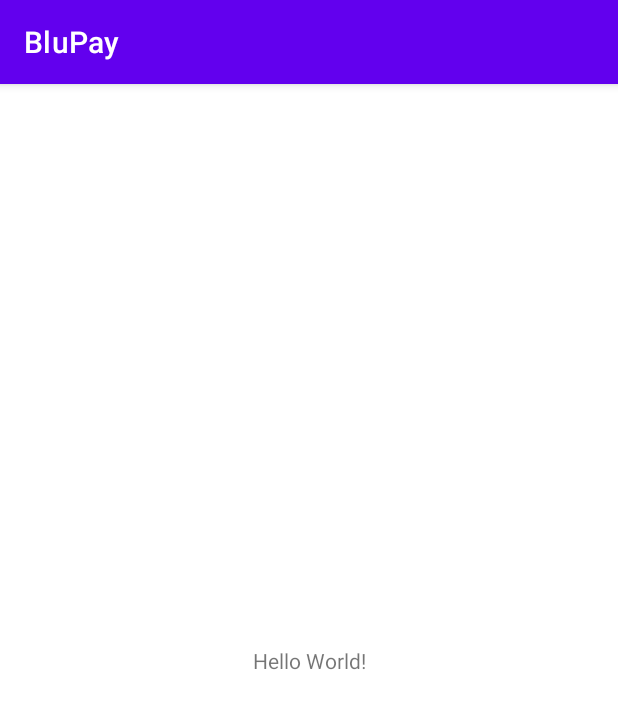
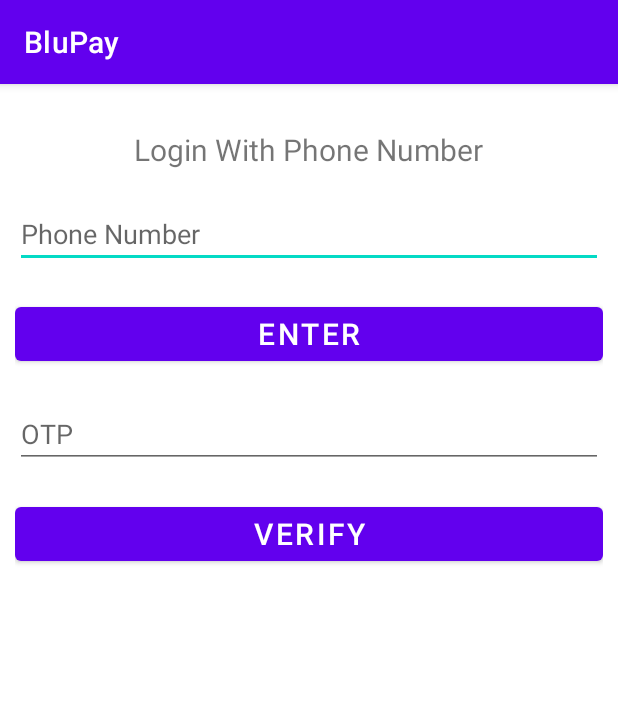
Before and after one commit to czarthak/BluPay, an Android app: the screen it shows after launch (MainActivity), on a phone screen of 412 x 824 dp. Shown: the top 709 px of the screen. Run offline under Robolectric (Android 15) with nearby library versions, the phone set to English and light mode, and no system bars; 2 statements that could not run were skipped.

```diff
--- a/app/build.gradle
+++ b/app/build.gradle
@@ -1,6 +1,7 @@
 plugins {
     id 'com.android.application'
     id 'org.jetbrains.kotlin.android'
+    id 'com.google.gms.google-services'
 }
 
 android {
@@ -41,7 +42,9 @@ dependencies {
     implementation 'androidx.appcompat:appcompat:1.6.1'
     implementation 'com.google.android.material:material:1.9.0'
     implementation 'androidx.constraintlayout:constraintlayout:2.1.4'
+    implementation 'com.google.firebase:firebase-auth-ktx:22.1.2'
     testImplementation 'junit:junit:4.13.2'
     androidTestImplementation 'androidx.test.ext:junit:1.1.5'
     androidTestImplementation 'androidx.test.espresso:espresso-core:3.5.1'
+    implementation(platform("com.google.firebase:firebase-bom:32.3.1"))
 }
--- a/app/src/main/res/layout/activity_main.xml
+++ b/app/src/main/res/layout/activity_main.xml
@@ -1,18 +1,60 @@
 <?xml version="1.0" encoding="utf-8"?>
-<androidx.constraintlayout.widget.ConstraintLayout xmlns:android="http://schemas.android.com/apk/res/android"
+<RelativeLayout xmlns:android="http://schemas.android.com/apk/res/android"
     xmlns:app="http://schemas.android.com/apk/res-auto"
     xmlns:tools="http://schemas.android.com/tools"
     android:layout_width="match_parent"
     android:layout_height="match_parent"
-    tools:context=".MainActivity">
+    tools:context=".MainActivity"
+    android:layout_margin= "10dp">
 
     <TextView
+        android:id="@+id/text"
         android:layout_width="wrap_content"
         android:layout_height="wrap_content"
-        android:text="Hello World!"
-        app:layout_constraintBottom_toBottomOf="parent"
-        app:layout_constraintEnd_toEndOf="parent"
-        app:layout_constraintStart_toStartOf="parent"
-        app:layout_constraintTop_toTopOf="parent" />
+        android:text="Login With Phone Number"
+        android:layout_marginBottom="20dp"
+        android:layout_marginTop="20dp"
+        android:textSize="20dp"
+        android:layout_centerHorizontal="true"/>
 
-</androidx.constraintlayout.widget.ConstraintLayout>
+    <EditText
+        android:id="@+id/phone"
+        android:layout_width="match_parent"
+        android:layout_height="wrap_content"
+        android:hint="Phone Number"
+        android:inputType="phone"
+        android:layout_marginBottom="20dp"
+        android:layout_below="@id/text"/>
+
+    <Button
+        android:id="@+id/btngenerateOTP"
+        android:layout_width="match_parent"
+        android:layout_height="wrap_content"
+        android:layout_below="@+id/phone"
+        android:layout_marginBottom="20dp"
+        android:text="Enter"
+        android:textSize="20dp"/>
+
+    <EditText
+        android:id="@+id/otp"
+        android:layout_width="match_parent"
+        android:layout_height="wrap_content"
+        android:hint="OTP"
+        android:inputType="number"
+        android:layout_marginBottom="20dp"
+        android:layout_below="@id/btngenerateOTP"/>
+    <Button
+        android:id="@+id/btnverifyOTP"
+        android:layout_width="match_parent"
+        android:layout_height="wrap_content"
+        android:layout_below="@+id/otp"
+        android:layout_marginBottom="20dp"
+        android:text="Verify"
+        android:textSize="20dp"/>
+
+
+
+
+
+
+</RelativeLayout>
--- a/build.gradle
+++ b/build.gradle
@@ -1,4 +1,8 @@
-// Top-level build file where you can add configuration options common to all sub-projects/modules.
+buildscript {
+    dependencies {
+        classpath 'com.google.gms:google-services:4.4.0'
+    }
+}// Top-level build file where you can add configuration options common to all sub-projects/modules.
 plugins {
     id 'com.android.application' version '7.4.0' apply false
     id 'com.android.library' version '7.4.0' apply false
```
